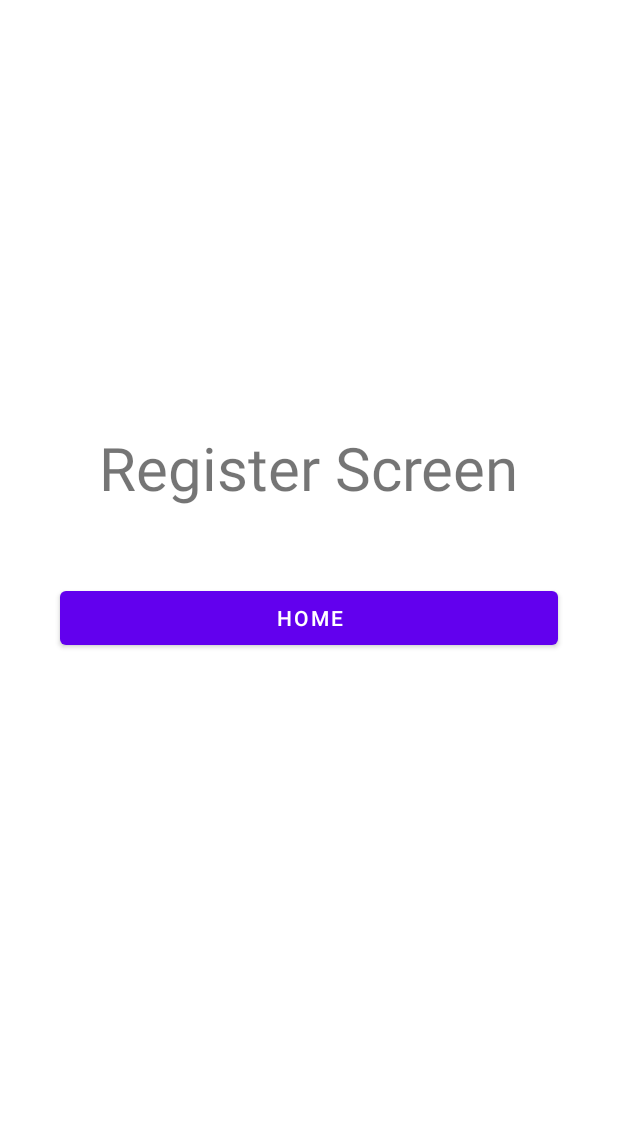
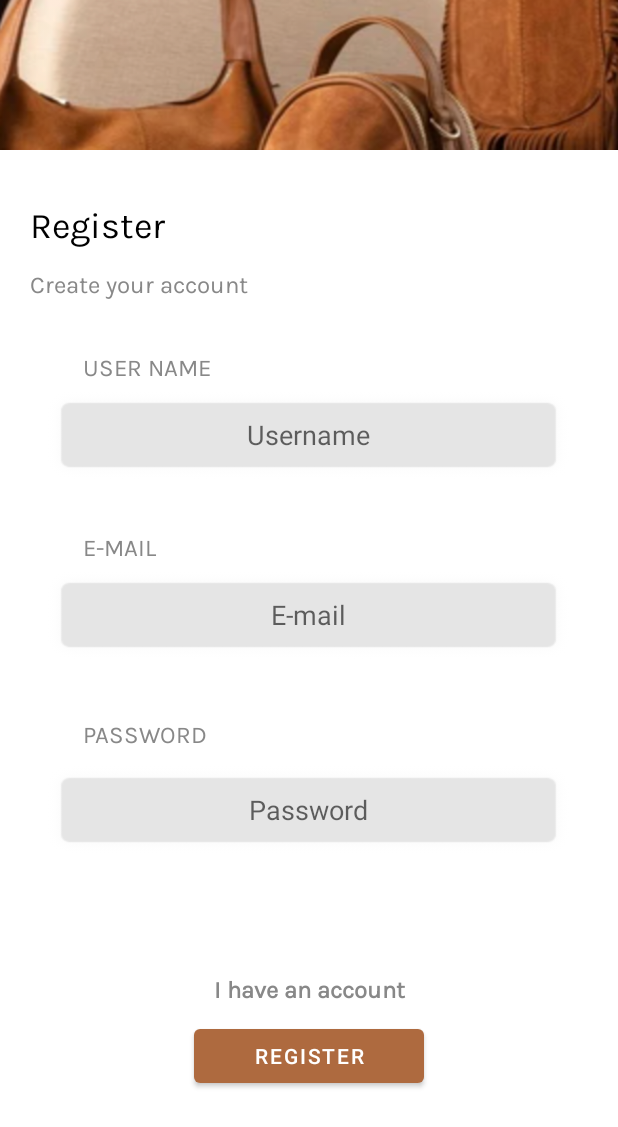
Before and after one commit to Hepsiburada-Mobil-Android-Bootcamp/GroupF-CantaSepeti, an Android app: the RegisterFragment screen opened through its navigation route, on a phone screen of 412 x 824 dp. Shown: the top 1127 px of the screen. Run offline under Robolectric (Android 15) with nearby library versions, the phone set to English and light mode, and no system bars; our stand-ins replace navigation-ui.

Commit message:
Ekran tasarlandı

```diff
--- a/app/src/main/java/com/android/cantasepeti/view/auth/LoginFragment.kt
+++ b/app/src/main/java/com/android/cantasepeti/view/auth/LoginFragment.kt
@@ -20,7 +20,7 @@ class LoginFragment : Fragment() {
         binding = FragmentLoginBinding.inflate(inflater, container, false)
         (requireActivity() as MainActivity).hideBottomNavigationBar()
 
-        binding?.btnMove?.setOnClickListener {
+        binding?.createAccount?.setOnClickListener {
             val action = LoginFragmentDirections.actionLoginFragmentToRegisterFragment()
             it.findNavController().navigate(action)
         }
--- a/app/src/main/java/com/android/cantasepeti/view/auth/RegisterFragment.kt
+++ b/app/src/main/java/com/android/cantasepeti/view/auth/RegisterFragment.kt
@@ -20,10 +20,17 @@ class RegisterFragment : Fragment() {
         binding = FragmentRegisterBinding.inflate(inflater, container, false)
         (requireActivity() as MainActivity).hideBottomNavigationBar()
 
-        binding?.btnMove?.setOnClickListener {
-            val action = RegisterFragmentDirections.actionRegisterFragmentToHomeFragment()
+        binding?.haveAccount?.setOnClickListener {
+            val action = RegisterFragmentDirections.actionRegisterFragmentToLoginFragment()
+            it.findNavController().navigate(action)
+
+        }
+        binding?.btnRegister?.setOnClickListener {
+            val action = RegisterFragmentDirections.actionRegisterFragmentToLoginFragment()
             it.findNavController().navigate(action)
         }
+
+
 
         return binding?.root
     }
--- /dev/null
+++ b/app/src/main/res/font/karla.xml
@@ -0,0 +1,7 @@
+<?xml version="1.0" encoding="utf-8"?>
+<font-family xmlns:app="http://schemas.android.com/apk/res-auto"
+        app:fontProviderAuthority="com.google.android.gms.fonts"
+        app:fontProviderPackage="com.google.android.gms"
+        app:fontProviderQuery="Karla"
+        app:fontProviderCerts="@array/com_google_android_gms_fonts_certs">
+</font-family>
--- a/app/src/main/res/layout/fragment_login.xml
+++ b/app/src/main/res/layout/fragment_login.xml
@@ -1,25 +1,69 @@
 <?xml version="1.0" encoding="utf-8"?>
-<FrameLayout xmlns:android="http://schemas.android.com/apk/res/android"
+<LinearLayout xmlns:android="http://schemas.android.com/apk/res/android"
     xmlns:tools="http://schemas.android.com/tools"
     android:layout_width="match_parent"
     android:layout_height="match_parent"
-    tools:context=".view.auth.LoginFragment">
+    tools:context=".view.auth.LoginFragment"
+    android:background="@drawable/canta_sepeti_icon"
+    android:orientation="vertical">
 
     <TextView
-        android:layout_width="wrap_content"
+        android:layout_width="match_parent"
         android:layout_height="wrap_content"
         android:layout_gravity="center"
-        android:text="Login Screen"
-        android:layout_marginBottom="100dp"
-        android:textSize="40sp"/>
+        android:text="Çanta Sepeti"
+        android:textColor="@color/white"
+        android:layout_marginTop="60dp"
+        android:textSize="40sp"
+        android:gravity="center"
+        />
+
+    <EditText
+        android:layout_width="350dp"
+        android:layout_height="70dp"
+        android:background="@drawable/rectangle"
+        android:hint="Username"
+        android:backgroundTint="@color/white"
+        android:layout_marginTop="200dp"
+        android:gravity="center"
+        android:layout_gravity="center"
+        />
+
+    <EditText
+        android:layout_width="350dp"
+        android:layout_height="70dp"
+        android:background="@drawable/rectangle"
+        android:hint="Password"
+        android:backgroundTint="@color/white"
+        android:layout_marginTop="20dp"
+        android:gravity="center"
+        android:layout_gravity="center"
+        />
+
+
 
     <Button
         android:id="@+id/btnMove"
+        android:layout_marginTop="80dp"
         android:layout_width="match_parent"
         android:layout_height="wrap_content"
         android:layout_marginHorizontal="40dp"
         android:textColor="@color/white"
-        android:text="REGISTER"
+        android:text="LOGIN"
+        android:backgroundTint="#F44336"
         android:layout_gravity="center"/>
 
-</FrameLayout>
+    <TextView
+        android:id="@+id/createAccount"
+        android:layout_width="wrap_content"
+        android:layout_height="wrap_content"
+        android:layout_marginBottom="24dp"
+        android:text="Don't have an account?"
+        android:textColor="@color/white"
+        android:textSize="16dp"
+        android:gravity="center"
+        android:layout_gravity="center"
+        android:layout_marginTop="5dp"
+         />
+
+</LinearLayout>
--- a/app/src/main/res/layout/fragment_register.xml
+++ b/app/src/main/res/layout/fragment_register.xml
@@ -1,25 +1,130 @@
 <?xml version="1.0" encoding="utf-8"?>
-<FrameLayout xmlns:android="http://schemas.android.com/apk/res/android"
+<LinearLayout xmlns:android="http://schemas.android.com/apk/res/android"
     xmlns:tools="http://schemas.android.com/tools"
     android:layout_width="match_parent"
     android:layout_height="match_parent"
-    tools:context=".view.auth.RegisterFragment">
+    tools:context=".view.auth.RegisterFragment"
+    android:orientation="vertical">
+
+    <ImageView
+        android:layout_width="match_parent"
+        android:layout_height="100dp"
+        android:background="@drawable/register_image"/>
 
     <TextView
-        android:layout_width="wrap_content"
-        android:layout_height="wrap_content"
+        android:layout_width="match_parent"
+        android:layout_height="40dp"
         android:layout_gravity="center"
-        android:text="Register Screen"
-        android:layout_marginBottom="100dp"
-        android:textSize="40sp"/>
+        android:layout_marginTop="30dp"
+        android:fontFamily="@font/karla"
+        android:gravity="center_vertical"
+        android:paddingLeft="20dp"
+        android:text="Register"
+        android:textColor="@color/black"
+        android:textSize="24sp" />
+    <TextView
+        android:layout_width="match_parent"
+        android:layout_height="40dp"
+        android:layout_gravity="center"
+        android:layout_marginTop="0dp"
+        android:fontFamily="@font/karla"
+        android:gravity="center_vertical"
+        android:paddingLeft="20dp"
+        android:text="Create your account"
+        android:textColor="#888888"
+        android:textSize="16sp" />
+
+    <TextView
+        android:layout_width="match_parent"
+        android:layout_height="30dp"
+        android:layout_gravity="center"
+        android:layout_marginTop="20dp"
+        android:fontFamily="@font/karla"
+        android:gravity="center_vertical"
+        android:paddingLeft="55dp"
+        android:text="USER NAME"
+        android:textColor="#888888"
+        android:textSize="16sp" />
+
+    <EditText
+        android:layout_width="350dp"
+        android:layout_height="60dp"
+        android:background="@drawable/rectangle"
+        android:hint="Username"
+        android:backgroundTint="#E5E5E5"
+        android:layout_marginTop="0dp"
+        android:gravity="center"
+        android:layout_gravity="center"
+        android:layout_marginBottom="30dp"
+        />
+    <TextView
+        android:layout_width="match_parent"
+        android:layout_height="30dp"
+        android:layout_gravity="center"
+        android:layout_marginTop="0dp"
+        android:fontFamily="@font/karla"
+        android:gravity="center_vertical"
+        android:paddingLeft="55dp"
+        android:text="E-MAIL"
+        android:textColor="#888888"
+        android:textSize="16sp" />
+    <EditText
+        android:layout_width="350dp"
+        android:layout_height="60dp"
+        android:background="@drawable/rectangle"
+        android:hint="E-mail"
+        android:backgroundTint="#E5E5E5"
+        android:layout_marginTop="0dp"
+        android:gravity="center"
+        android:layout_gravity="center"
+        android:layout_marginBottom="30dp"
+        />
+    <TextView
+        android:layout_width="match_parent"
+        android:layout_height="40dp"
+        android:layout_gravity="center"
+        android:layout_marginTop="0dp"
+        android:fontFamily="@font/karla"
+        android:gravity="center_vertical"
+        android:paddingLeft="55dp"
+        android:text="PASSWORD"
+        android:textColor="#888888"
+        android:textSize="16sp" />
+    <EditText
+        android:layout_width="350dp"
+        android:layout_height="60dp"
+        android:background="@drawable/rectangle"
+        android:hint="Password"
+        android:backgroundTint="#E5E5E5"
+        android:layout_marginTop="0dp"
+        android:gravity="center"
+        android:layout_gravity="center"
+        android:layout_marginBottom="70dp"
+        android:inputType="textPassword"
+        />
+
+    <TextView
+        android:id="@+id/haveAccount"
+        android:layout_width="match_parent"
+        android:layout_height="40dp"
+        android:layout_gravity="center"
+        android:layout_marginTop="0dp"
+        android:fontFamily="@font/karla"
+        android:gravity="center"
+        android:text="I have an account"
+        android:textStyle="bold"
+        android:textColor="#888888"
+        android:textSize="16sp" />
 
     <Button
-        android:id="@+id/btnMove"
-        android:layout_width="match_parent"
+        android:id="@+id/btnRegister"
+        android:layout_width="wrap_content"
+        android:paddingLeft="40dp"
+        android:paddingRight="40dp"
         android:layout_height="wrap_content"
         android:layout_marginHorizontal="40dp"
         android:textColor="@color/white"
-        android:text="HOME"
+        android:text="REGISTER"
         android:layout_gravity="center"/>
 
-</FrameLayout>
+</LinearLayout>
--- a/app/src/main/res/navigation/nav_graph.xml
+++ b/app/src/main/res/navigation/nav_graph.xml
@@ -74,6 +74,9 @@
         <action
             android:id="@+id/action_registerFragment_to_homeFragment"
             app:destination="@id/homeFragment" />
+        <action
+            android:id="@+id/action_registerFragment_to_loginFragment"
+            app:destination="@id/loginFragment" />
     </fragment>
     <fragment
         android:id="@+id/splashFragment"
--- a/app/src/main/res/values/preloaded_fonts.xml
+++ b/app/src/main/res/values/preloaded_fonts.xml
@@ -1,6 +1,7 @@
 <?xml version="1.0" encoding="utf-8"?>
 <resources>
     <array name="preloaded_fonts" translatable="false">
+        <item>@font/karla</item>
         <item>@font/playfair_display</item>
         <item>@font/playfair_display_bold</item>
     </array>
--- a/app/src/main/res/values/themes.xml
+++ b/app/src/main/res/values/themes.xml
@@ -2,8 +2,8 @@
     <!-- Base application theme. -->
     <style name="Theme.ÇantaSepeti" parent="Theme.MaterialComponents.Light.DarkActionBar">
         <!-- Primary brand color. -->
-        <item name="colorPrimary">@color/purple_500</item>
-        <item name="colorPrimaryVariant">@color/purple_700</item>
+        <item name="colorPrimary">#AE6A3F</item>
+        <item name="colorPrimaryVariant">#AE6A3F</item>
         <item name="colorOnPrimary">@color/white</item>
         <!-- Secondary brand color. -->
         <item name="colorSecondary">@color/teal_200</item>
```
Also changed, not shown: app/src/main/res/drawable-v24/canta_sepeti_icon.png (added), app/src/main/res/drawable-v24/rectangle.png (added), app/src/main/res/drawable-v24/register_image.png (added).
